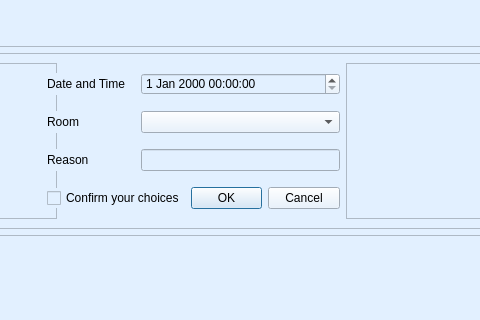
Old version of the form CompStud Queuing System/CSQueuingSystem.ui in the repository triciatriza/ccs-queue-sys; both pictures show x 342 to 822 and y 189 to 509 of the 1000 by 610 pixel window.
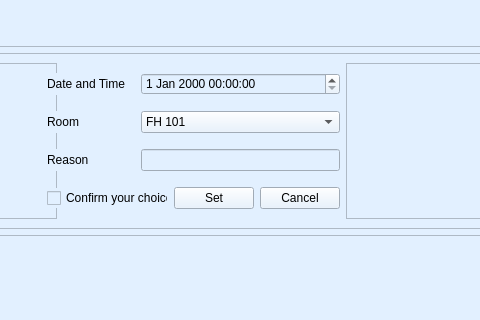
New version of the form. The open tabs and pages were chosen to show the change. Icons and pictures are not drawn.

What changed in the file:
```diff
--- a/CompStud Queuing System/CSQueuingSystem.ui
+++ b/CompStud Queuing System/CSQueuingSystem.ui
@@ -1844,7 +1844,16 @@
                      <widget class="QDateTimeEdit" name="dtRsv"/>
                     </item>
                     <item>
-                     <widget class="QComboBox" name="roomRsv"/>
+                     <widget class="QComboBox" name="roomRsv">
+                      <property name="currentText">
+                       <string>FH 101</string>
+                      </property>
+                      <item>
+                       <property name="text">
+                        <string>FH 101</string>
+                       </property>
+                      </item>
+                     </widget>
                     </item>
                     <item>
                      <widget class="QLineEdit" name="reasonRsv"/>
@@ -1863,9 +1872,16 @@
                    </widget>
                   </item>
                   <item>
-                   <widget class="QDialogButtonBox" name="dialogRsv">
-                    <property name="standardButtons">
-                     <set>QDialogButtonBox::Cancel|QDialogButtonBox::Ok</set>
+                   <widget class="QPushButton" name="setRsv_btn">
+                    <property name="text">
+                     <string>Set</string>
+                    </property>
+                   </widget>
+                  </item>
+                  <item>
+                   <widget class="QPushButton" name="cancelRsv_btn">
+                    <property name="text">
+                     <string>Cancel</string>
                     </property>
                    </widget>
                   </item>
```
Left out of the diff: 2 changed lines with no effect on the pictures.
